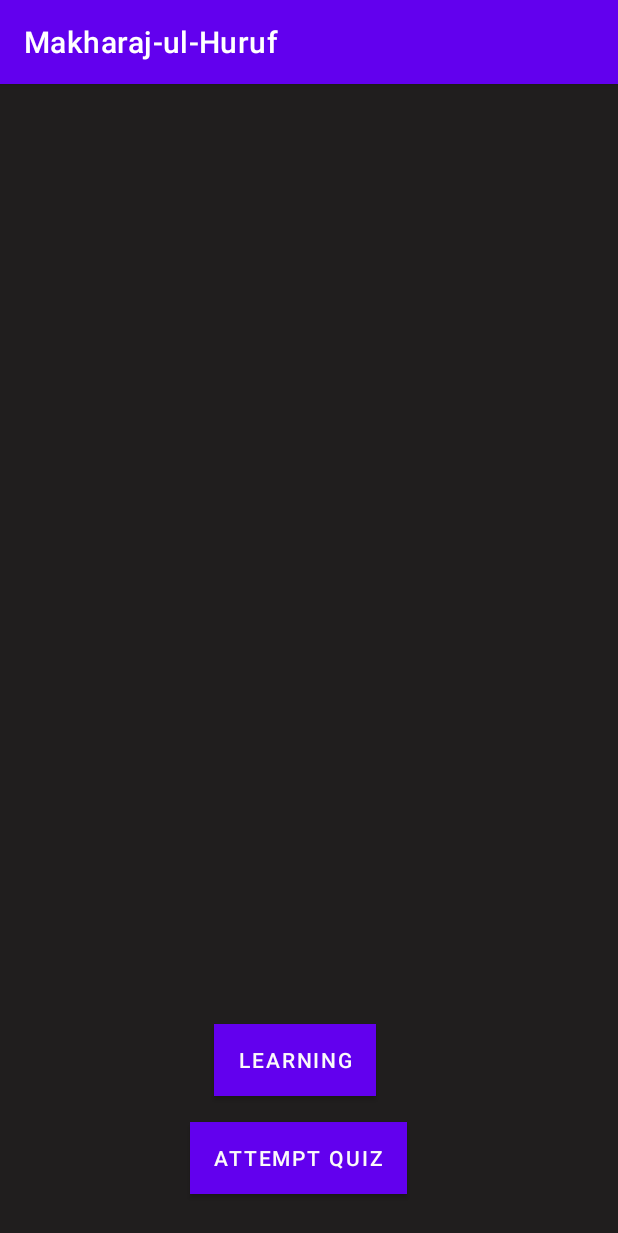
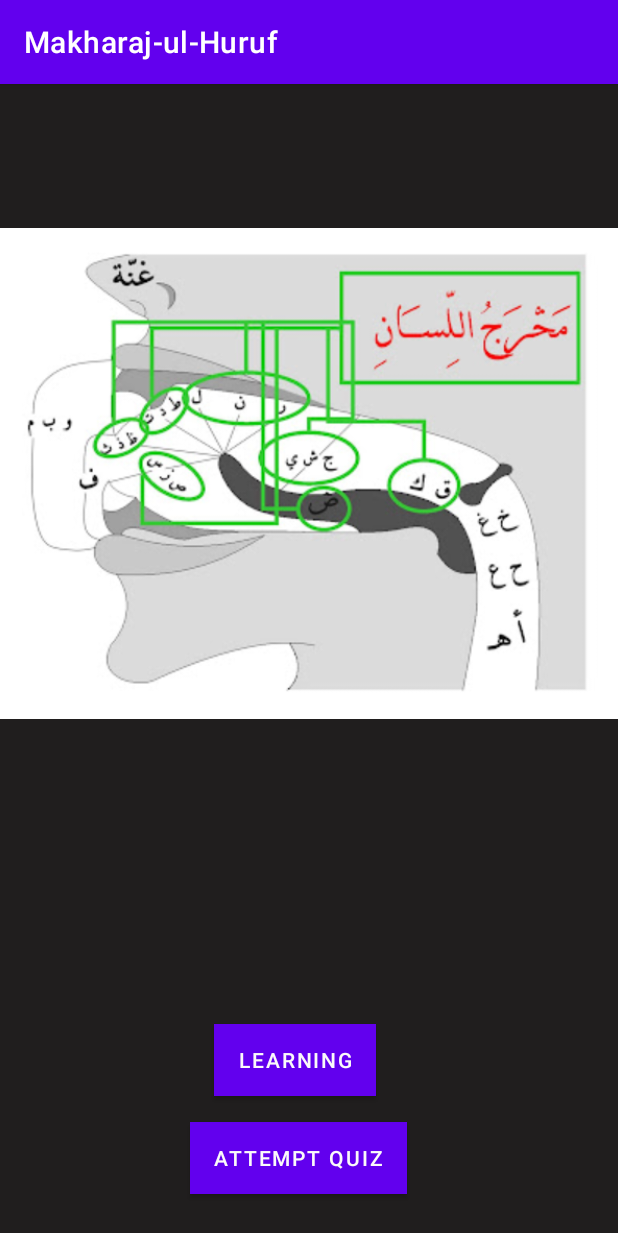
Before and after one commit to ahmadKhursheed/Makharaj-ul-Huruf, an Android app: the screen it shows after launch (MainActivity), on a phone screen of 412 x 824 dp. Shown: the top 1233 px of the screen. Run offline under Robolectric (Android 15) with nearby library versions, the phone set to English and light mode, and no system bars.

Commit message:
Added image

```diff
--- a/app/src/main/res/layout/activity_main.xml
+++ b/app/src/main/res/layout/activity_main.xml
@@ -37,4 +37,16 @@
         app:layout_constraintEnd_toEndOf="parent"
         app:layout_constraintHorizontal_bias="0.466"
         app:layout_constraintStart_toStartOf="parent" />
+
+    <ImageView
+        android:id="@+id/imageView"
+        android:layout_width="417dp"
+        android:layout_height="435dp"
+        android:layout_marginTop="24dp"
+        android:layout_marginBottom="131dp"
+        app:layout_constraintBottom_toTopOf="@+id/button"
+        app:layout_constraintEnd_toEndOf="parent"
+        app:layout_constraintStart_toStartOf="parent"
+        app:layout_constraintTop_toTopOf="parent"
+        app:srcCompat="@drawable/down" />
 </androidx.constraintlayout.widget.ConstraintLayout>
--- a/app/src/main/res/mipmap-anydpi-v26/ic_launcher.xml
+++ b/app/src/main/res/mipmap-anydpi-v26/ic_launcher.xml
@@ -1,5 +1,5 @@
 <?xml version="1.0" encoding="utf-8"?>
 <adaptive-icon xmlns:android="http://schemas.android.com/apk/res/android">
-    <background android:drawable="@drawable/ic_launcher_background" />
-    <foreground android:drawable="@drawable/ic_launcher_foreground" />
+<!--    <background android:drawable="@drawable/ic_launcher_background" />-->
+<!--    <foreground android:drawable="@drawable/ic_launcher_foreground" />-->
 </adaptive-icon>
```
Also changed, not shown: app/src/main/res/drawable/down.jpg (added).
